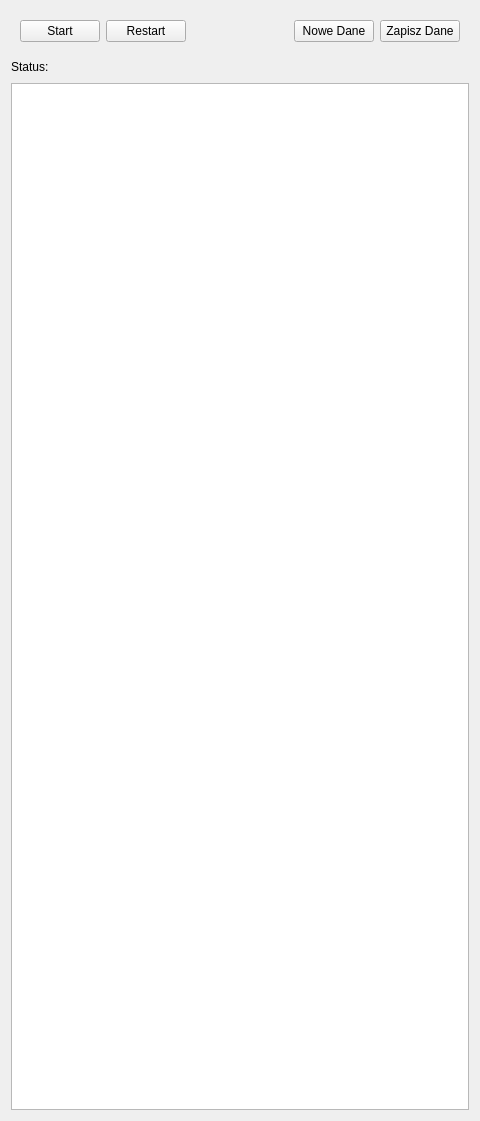
Old version of the form PrzeplywomierzGUI/Aplikacja/pozycjeroleta.ui in the repository wiacekmarcin/StanowiskoOtwock.
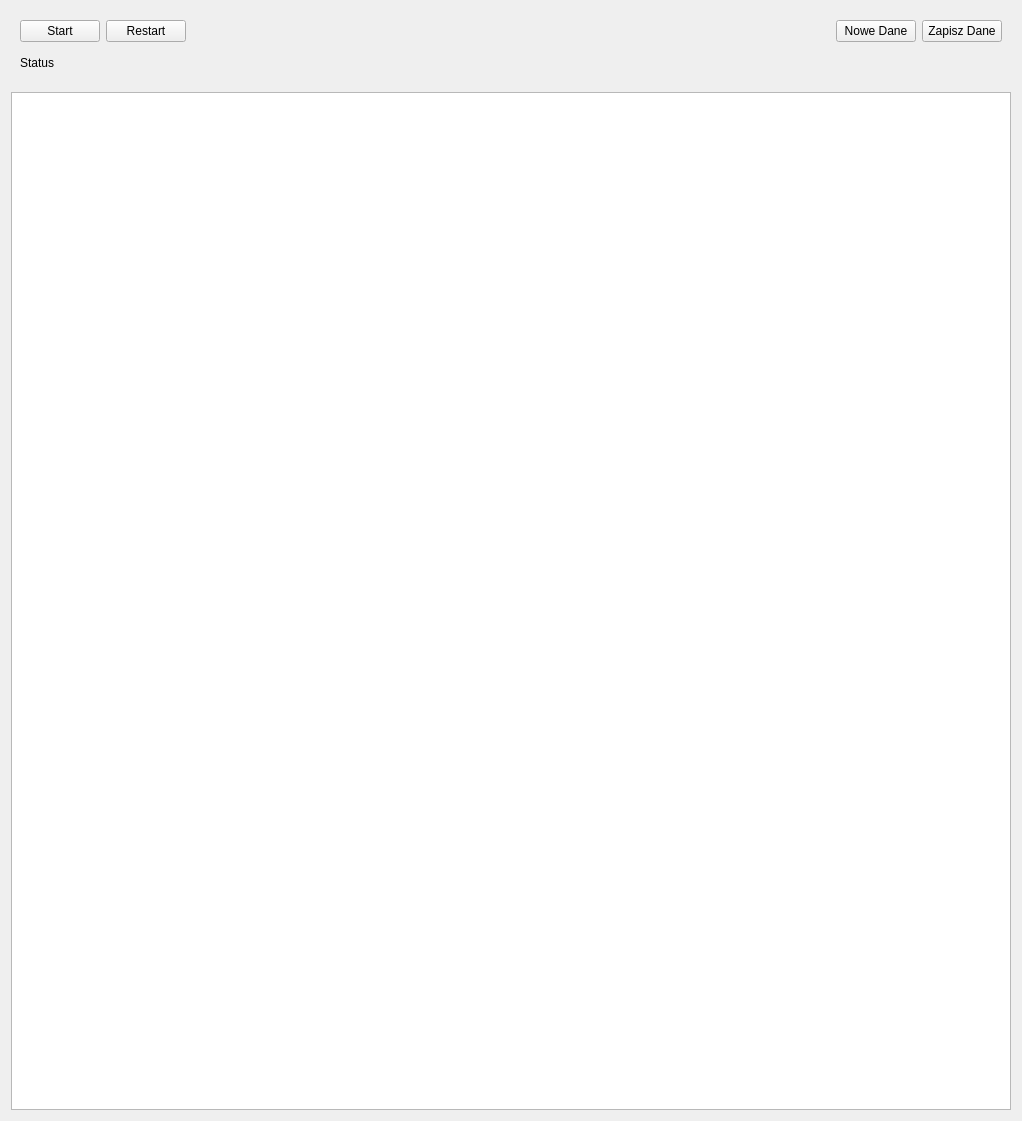
New version of the form.

The edit to the form file:
```diff
--- a/PrzeplywomierzGUI/Aplikacja/pozycjeroleta.ui
+++ b/PrzeplywomierzGUI/Aplikacja/pozycjeroleta.ui
@@ -6,7 +6,7 @@
    <rect>
     <x>0</x>
     <y>0</y>
-    <width>480</width>
+    <width>1018</width>
     <height>1121</height>
    </rect>
   </property>
@@ -16,22 +16,47 @@
   <layout class="QVBoxLayout" name="verticalLayout">
    <item>
     <widget class="QWidget" name="widget" native="true">
-     <layout class="QHBoxLayout" name="horizontalLayout">
-      <item>
+     <property name="sizePolicy">
+      <sizepolicy hsizetype="Preferred" vsizetype="Preferred">
+       <horstretch>0</horstretch>
+       <verstretch>0</verstretch>
+      </sizepolicy>
+     </property>
+     <property name="minimumSize">
+      <size>
+       <width>1000</width>
+       <height>75</height>
+      </size>
+     </property>
+     <property name="maximumSize">
+      <size>
+       <width>16777215</width>
+       <height>75</height>
+      </size>
+     </property>
+     <layout class="QGridLayout" name="gridLayout">
+      <item row="0" column="3">
+       <widget class="QPushButton" name="pbNoweDane">
+        <property name="text">
+         <string>Nowe Dane</string>
+        </property>
+       </widget>
+      </item>
+      <item row="0" column="0">
        <widget class="QPushButton" name="pbStart">
         <property name="text">
          <string>Start</string>
         </property>
        </widget>
       </item>
-      <item>
+      <item row="0" column="1">
        <widget class="QPushButton" name="pbRestart">
         <property name="text">
          <string>Restart</string>
         </property>
        </widget>
       </item>
-      <item>
+      <item row="0" column="2">
        <spacer name="horizontalSpacer_2">
         <property name="orientation">
          <enum>Qt::Horizontal</enum>
@@ -44,56 +69,51 @@
         </property>
        </spacer>
       </item>
-      <item>
-       <widget class="QPushButton" name="pbNoweDane">
-        <property name="text">
-         <string>Nowe Dane</string>
-        </property>
-       </widget>
-      </item>
-      <item>
+      <item row="0" column="4">
        <widget class="QPushButton" name="pbZapisz">
         <property name="text">
          <string>Zapisz Dane</string>
         </property>
        </widget>
       </item>
+      <item row="1" column="0">
+       <widget class="QLabel" name="label_2">
+        <property name="text">
+         <string>Status</string>
+        </property>
+       </widget>
+      </item>
+      <item row="1" column="1" colspan="4">
+       <widget class="QLabel" name="status">
+        <property name="text">
+         <string/>
+        </property>
+       </widget>
+      </item>
      </layout>
     </widget>
    </item>
    <item>
-    <layout class="QHBoxLayout" name="horizontalLayout_2">
-     <item>
-      <widget class="QLabel" name="label">
-       <property name="text">
-        <string>Status:</string>
-       </property>
-      </widget>
-     </item>
-     <item>
-      <widget class="QLabel" name="status">
-       <property name="text">
-        <string/>
-       </property>
-      </widget>
-     </item>
-     <item>
-      <spacer name="horizontalSpacer">
-       <property name="orientation">
-        <enum>Qt::Horizontal</enum>
-       </property>
-       <property name="sizeHint" stdset="0">
-        <size>
-         <width>40</width>
-         <height>20</height>
-        </size>
-       </property>
-      </spacer>
-     </item>
-    </layout>
-   </item>
-   <item>
-    <widget class="QTableWidget" name="table"/>
+    <widget class="QTableWidget" name="table">
+     <property name="sizePolicy">
+      <sizepolicy hsizetype="MinimumExpanding" vsizetype="MinimumExpanding">
+       <horstretch>0</horstretch>
+       <verstretch>0</verstretch>
+      </sizepolicy>
+     </property>
+     <property name="minimumSize">
+      <size>
+       <width>1000</width>
+       <height>600</height>
+      </size>
+     </property>
+     <property name="maximumSize">
+      <size>
+       <width>16777215</width>
+       <height>1200</height>
+      </size>
+     </property>
+    </widget>
    </item>
   </layout>
  </widget>
```
